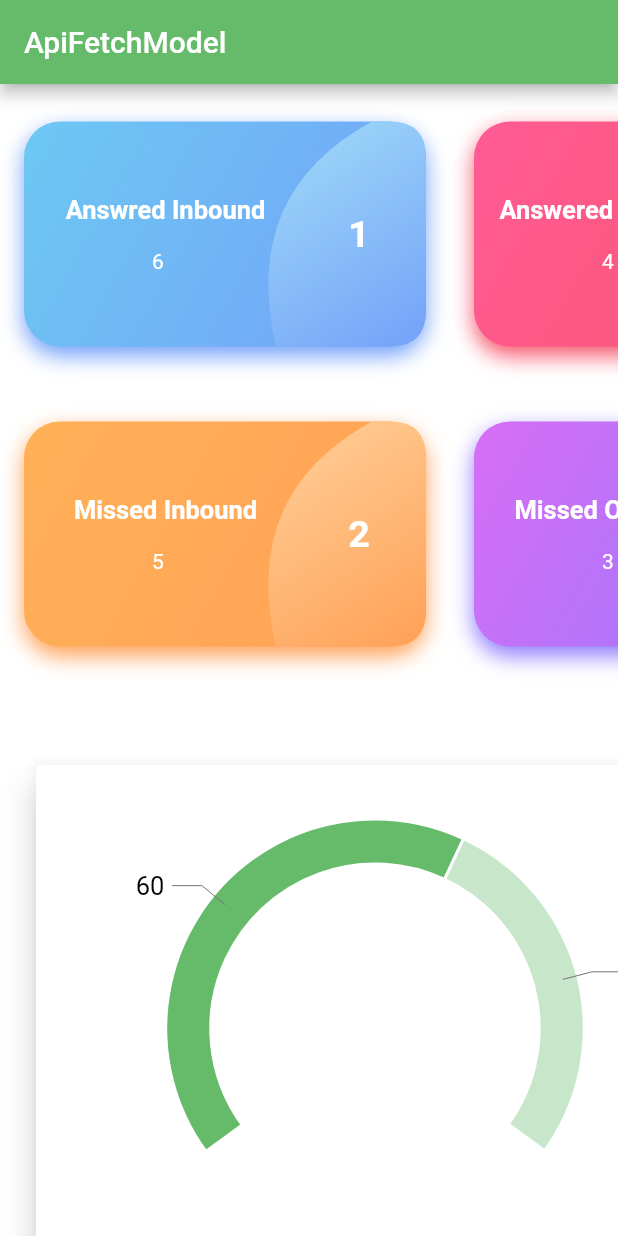
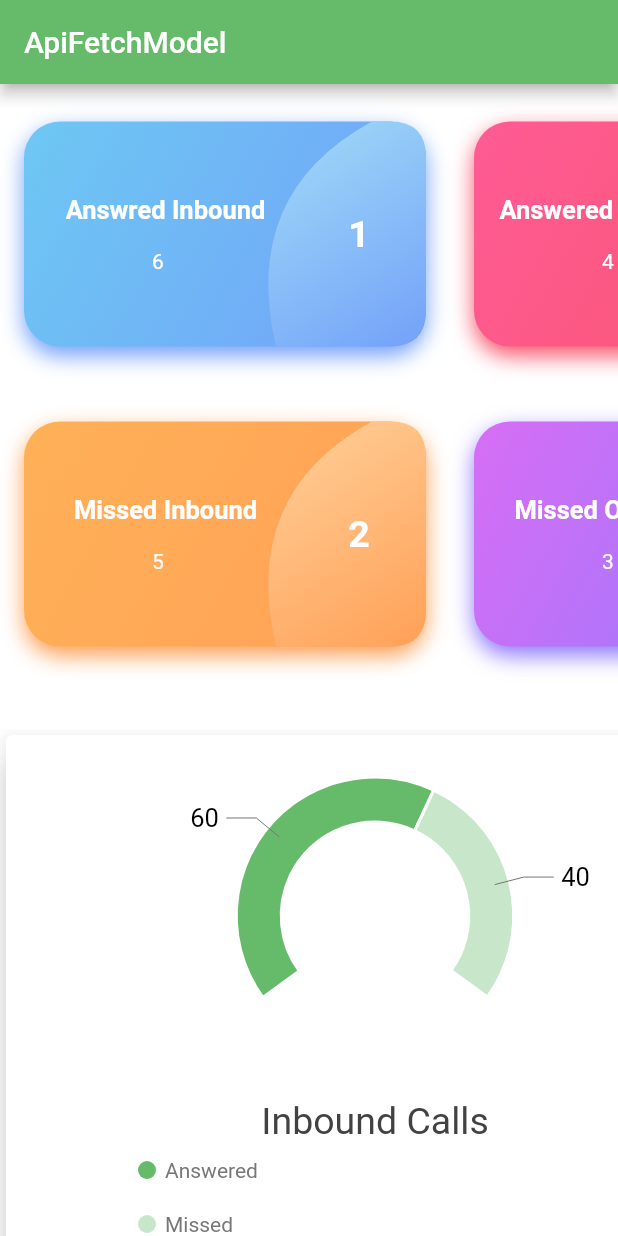
Before and after one commit to RohanSengupta326/RealTimeDashboard2, a Flutter app: the screen it shows after launch, on a phone screen of 412 x 824 dp. Run offline on Flutter 3.47's test engine with Material 2 defaults, Android fonts, the phone set to English and light mode, and no system bars; our stand-ins replace charts_flutter, get.

Commit message:
card design and gauge charts update

```diff
--- a/lib/cardDesign.dart
+++ b/lib/cardDesign.dart
@@ -71,6 +71,7 @@ class _CardDesignState extends State<CardDesign> {
                         color: items[index].endColor,
                         blurRadius: 12,
                         offset: Offset(0, 6),
+                        // offset(x, y) how much distance shadow will come x=0 y=6
                       ),
                     ],
                   ),
@@ -174,21 +175,30 @@ class CustomCardShapePainter extends CustomPainter {
     var radius = 24.0;
 
     var paint = Paint();
-    paint.shader = ui.Gradient.linear(
-        Offset(0, 0), Offset(size.width, size.height), [
+    paint.shader =
+        ui.Gradient.linear(Offset(0, 0), Offset(size.width, size.height), [
+          // size.width, size.height that recieved when calling this class
       HSLColor.fromColor(startColor).withLightness(0.8).toColor(),
       endColor
+      // create the shaded color gradient
     ]);
 
     var path = Path()
       ..moveTo(0, size.height)
+      // moved to bottom left corner x = 0, y= height , means bottom left
       ..lineTo(size.width - radius, size.height)
+      // draw line from bottom left to bottom right, but leaving container curve radius space on the right
       ..quadraticBezierTo(
           size.width, size.height, size.width, size.height - radius)
+      // now drawn a curve on the right, quadraticBezierTo(x1, y1, x2, y2) , x1,y1 = where to start the curve, x2,y2  = where we'll end the curve
       ..lineTo(size.width, radius)
+      // another line from the bottom right corner to top
       ..quadraticBezierTo(size.width, 0, size.width - radius, 0)
+      // another curve on the top right for fitting the container border curve
       ..lineTo(size.width - 1.5 * radius, 0)
+      //
       ..quadraticBezierTo(-radius, 2 * radius, 0, size.height)
+      // draw curve from top to bottom as
       ..close();
 
     canvas.drawPath(path, paint);
--- a/lib/graphs/pieChartGauge.dart
+++ b/lib/graphs/pieChartGauge.dart
@@ -65,6 +65,8 @@ class _PieChartGaugeState extends State<PieChartGauge> {
                   fontSize: 17,
                   color: charts.ColorUtil.fromDartColor(Colors.black)))
         ], arcWidth: 30, startAngle: 4 / 5 * 3.14, arcLength: 7 / 5 * 3.14));
+        // arclength  = how much we are gapping from the circle to create gauge
+        // startAngle = from which angle gauge is starting
   }
 }
 
--- a/lib/homeview.dart
+++ b/lib/homeview.dart
@@ -89,64 +89,35 @@ class _HomeViewState extends State<HomeView> {
               child: Row(
                 children: [
                   Container(
-                    height: GetPlatform.isAndroid ? 520 : 500,
+                    height: GetPlatform.isAndroid ? 370 : 500,
                     width: GetPlatform.isAndroid ? 500 : 600,
-                    padding: EdgeInsets.all(20),
                     child: Card(
                       elevation: 10,
                       child: Padding(
-                        padding: const EdgeInsets.all(16.0),
-                        child: Column(
-                          children: <Widget>[
-                            Expanded(
-                              child: PieChartGauge(),
-                            ),
-                          ],
-                        ),
+                        padding: const EdgeInsets.all(8.0),
+                        child: PieChartGauge(),
                       ),
                     ),
                   ),
                   Container(
-                    height: GetPlatform.isAndroid ? 350 : 500,
+                    height: GetPlatform.isAndroid ? 370 : 500,
                     width: GetPlatform.isAndroid ? 500 : 600,
-                    padding: EdgeInsets.all(20),
                     child: Card(
                       elevation: 10,
                       child: Padding(
                         padding: const EdgeInsets.all(8.0),
-                        child: Column(
-                          children: <Widget>[
-                            Text(
-                              '',
-                              style: Theme.of(context).textTheme.headline6,
-                            ),
-                            Expanded(
-                              child: PieChartGauge2(),
-                            ),
-                          ],
-                        ),
+                        child: PieChartGauge2(),
                       ),
                     ),
                   ),
                   Container(
-                    height: GetPlatform.isAndroid ? 350 : 500,
+                    height: GetPlatform.isAndroid ? 370 : 500,
                     width: GetPlatform.isAndroid ? 500 : 600,
-                    padding: EdgeInsets.all(20),
                     child: Card(
                       elevation: 10,
                       child: Padding(
                         padding: const EdgeInsets.all(8.0),
-                        child: Column(
-                          children: <Widget>[
-                            Text(
-                              '',
-                              style: Theme.of(context).textTheme.headline6,
-                            ),
-                            Expanded(
-                              child: PieChartGauge3(),
-                            ),
-                          ],
-                        ),
+                        child: PieChartGauge3(),
                       ),
                     ),
                   ),
```
